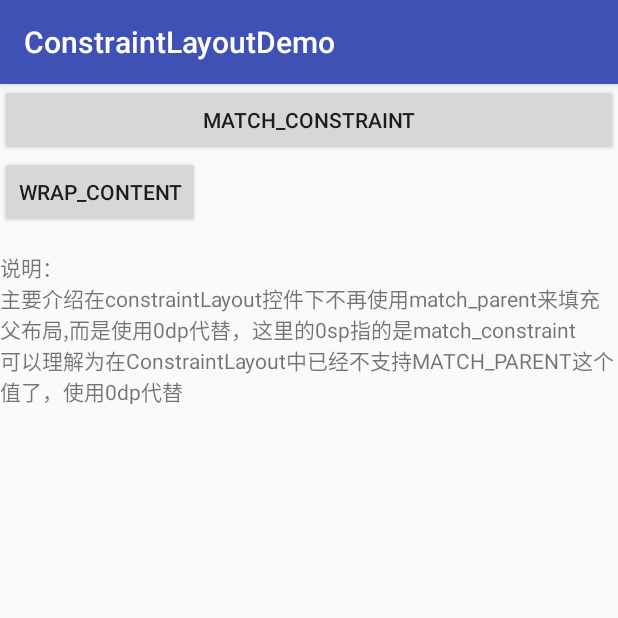
After one commit to gitjing/ConstraintLayoutDemo, an Android app: the MatchConstraintActivity screen opened directly, with no data from a screen before it, on a phone screen of 412 x 824 dp, the top half of it. The commit adds this screen. Run offline under Robolectric (Android 15) with nearby library versions, the phone set to English and light mode, and no system bars.

Commit message:
添加对match_constraint的说明和使

```diff
--- a/app/src/main/AndroidManifest.xml
+++ b/app/src/main/AndroidManifest.xml
@@ -23,7 +23,8 @@
         <activity
             android:name=".demolist.CenteringAndBiasActivity"
             android:theme="@style/AppTheme.NoActionBar" />
-        <activity android:name=".demolist.CircularPositioningActivity"></activity>
+        <activity android:name=".demolist.CircularPositioningActivity" />
+        <activity android:name=".demolist.MatchConstraintActivity"></activity>
     </application>
 
 </manifest>
--- a/app/src/main/java/com/example/ljj/constraintlayoutdemo/MainActivity.java
+++ b/app/src/main/java/com/example/ljj/constraintlayoutdemo/MainActivity.java
@@ -13,6 +13,7 @@ import android.widget.TextView;
 import com.example.ljj.constraintlayoutdemo.demolist.CenteringAndBiasActivity;
 import com.example.ljj.constraintlayoutdemo.demolist.CircularPositioningActivity;
 import com.example.ljj.constraintlayoutdemo.demolist.MarginsActivity;
+import com.example.ljj.constraintlayoutdemo.demolist.MatchConstraintActivity;
 import com.example.ljj.constraintlayoutdemo.demolist.RelativePositioningActivity;
 import com.example.ljj.constraintlayoutdemo.util.ActivityHolder;
 
@@ -51,9 +52,11 @@ public class MainActivity extends AppCompatActivity {
     private void initHolderActivity() {
         activityHolder = new ActivityHolder();
         activityHolder.addActivity("Relative positioning", RelativePositioningActivity.class);
+        activityHolder.addActivity("matchConstraint",MatchConstraintActivity.class);
         activityHolder.addActivity("centering and bias", CenteringAndBiasActivity.class);
         activityHolder.addActivity("Circular positioning", CircularPositioningActivity.class);
         activityHolder.addActivity("margin", MarginsActivity.class);
+
 
     }
 
--- /dev/null
+++ b/app/src/main/java/com/example/ljj/constraintlayoutdemo/demolist/MatchConstraintActivity.java
@@ -0,0 +1,15 @@
+package com.example.ljj.constraintlayoutdemo.demolist;
+
+import android.support.v7.app.AppCompatActivity;
+import android.os.Bundle;
+
+import com.example.ljj.constraintlayoutdemo.R;
+
+public class MatchConstraintActivity extends AppCompatActivity {
+
+    @Override
+    protected void onCreate(Bundle savedInstanceState) {
+        super.onCreate(savedInstanceState);
+        setContentView(R.layout.activity_match_constraint);
+    }
+}
--- /dev/null
+++ b/app/src/main/res/layout/activity_match_constraint.xml
@@ -0,0 +1,38 @@
+<?xml version="1.0" encoding="utf-8"?>
+<android.support.constraint.ConstraintLayout xmlns:android="http://schemas.android.com/apk/res/android"
+    xmlns:app="http://schemas.android.com/apk/res-auto"
+    xmlns:tools="http://schemas.android.com/tools"
+    android:layout_width="match_parent"
+    android:layout_height="match_parent"
+    tools:context="com.example.ljj.constraintlayoutdemo.demolist.MatchConstraintActivity">
+
+
+    <Button
+        android:id="@+id/button_match_constraint"
+        android:layout_width="0dp"
+        android:layout_height="wrap_content"
+        android:text="match_constraint"
+        app:layout_constraintLeft_toLeftOf="parent"
+        app:layout_constraintRight_toRightOf="parent" />
+
+
+    <Button
+        android:id="@+id/button_wrap_content"
+        android:layout_width="0dp"
+        android:layout_height="wrap_content"
+        android:text="wrap_content"
+        app:layout_constraintTop_toBottomOf="@id/button_match_constraint" />
+
+    <TextView
+        android:id="@+id/text"
+        android:layout_width="wrap_content"
+        android:layout_height="wrap_content"
+        app:layout_constraintTop_toBottomOf="@id/button_wrap_content"
+        android:layout_marginTop="@dimen/fab_margin"
+        android:text="说明：\n主要介绍在constraintLayout控件下不再使用match_parent来填充父布局,而是使用0dp代替，这里的0sp指的是match_constraint\n可以理解为在ConstraintLayout中已经不支持MATCH_PARENT这个值了，使用0dp代替"
+        />
+
+
+
+
+</android.support.constraint.ConstraintLayout>
```
